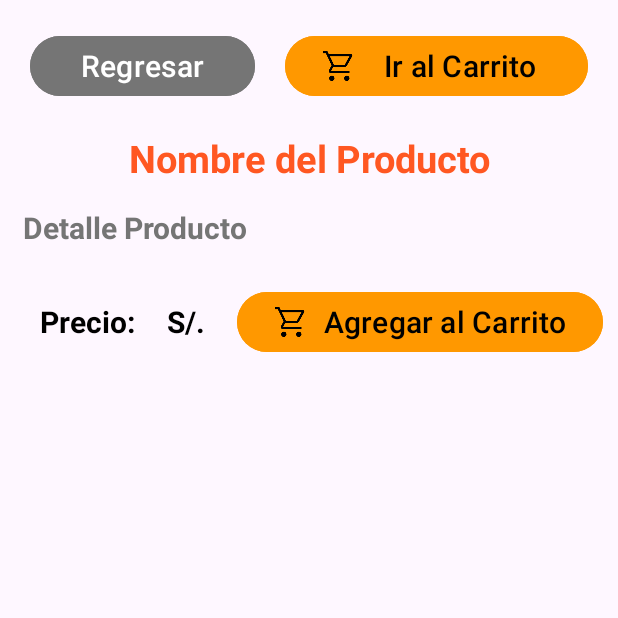
After one commit to iamjamtt/ProyectoGrupo07, an Android app: the DetalleProducto screen opened directly, with no data from a screen before it, on a phone screen of 412 x 824 dp, the top half of it. The commit adds this screen. Run offline under Robolectric (Android 15) with nearby library versions, the phone set to English and light mode, and no system bars.

Commit message:
Vistas de detalle de producto y carrito de compras

```diff
--- a/app/build.gradle
+++ b/app/build.gradle
@@ -33,6 +33,8 @@ dependencies {
     implementation 'androidx.appcompat:appcompat:1.6.1'
     implementation 'com.google.android.material:material:1.5.0'
     implementation 'androidx.constraintlayout:constraintlayout:2.1.4'
+    implementation 'androidx.recyclerview:recyclerview:1.3.0'
+    implementation 'androidx.cardview:cardview:1.0.0'
     testImplementation 'junit:junit:4.13.2'
     androidTestImplementation 'androidx.test.ext:junit:1.1.5'
     androidTestImplementation 'androidx.test.espresso:espresso-core:3.5.1'
--- a/app/src/main/AndroidManifest.xml
+++ b/app/src/main/AndroidManifest.xml
@@ -13,6 +13,12 @@
         android:theme="@style/Theme.ProyectoGrupo07"
         tools:targetApi="31">
         <activity
+            android:name=".CarritoCompra"
+            android:exported="false" />
+        <activity
+            android:name=".DetalleProducto"
+            android:exported="false" />
+        <activity
             android:name=".MainActivity"
             android:exported="true">
             <intent-filter>
--- /dev/null
+++ b/app/src/main/java/com/example/proyectogrupo07/DetalleProducto.java
@@ -0,0 +1,14 @@
+package com.example.proyectogrupo07;
+
+import androidx.appcompat.app.AppCompatActivity;
+
+import android.os.Bundle;
+
+public class DetalleProducto extends AppCompatActivity {
+
+    @Override
+    protected void onCreate(Bundle savedInstanceState) {
+        super.onCreate(savedInstanceState);
+        setContentView(R.layout.activity_detalle_producto);
+    }
+}
--- /dev/null
+++ b/app/src/main/res/drawable/delete.xml
@@ -0,0 +1,4 @@
+<vector android:height="40dp" android:viewportHeight="960"
+    android:viewportWidth="960" android:width="40dp" xmlns:android="http://schemas.android.com/apk/res/android">
+    <path android:fillColor="#EFEFEF" android:pathData="M261,840q-24.75,0 -42.38,-17.63T201,780v-570h-41v-60h188v-30h264v30h188v60h-41v570q0,24 -18,42t-42,18L261,840ZM699,210L261,210v570h438v-570ZM367,694h60v-399h-60v399ZM533,694h60v-399h-60v399ZM261,210v570,-570Z"/>
+</vector>
--- /dev/null
+++ b/app/src/main/res/drawable/icon_carrito.xml
@@ -0,0 +1,9 @@
+<vector xmlns:android="http://schemas.android.com/apk/res/android"
+    android:width="24dp"
+    android:height="24dp"
+    android:viewportWidth="960"
+    android:viewportHeight="960">
+  <path
+      android:fillColor="#FF000000"
+      android:pathData="M286.79,879Q257,879 236,857.79q-21,-21.21 -21,-51Q215,777 236.21,756q21.21,-21 51,-21Q317,735 338,756.21q21,21.21 21,51Q359,837 337.79,858q-21.21,21 -51,21ZM686.79,879Q657,879 636,857.79q-21,-21.21 -21,-51Q615,777 636.21,756q21.21,-21 51,-21Q717,735 738,756.21q21,21.21 21,51Q759,837 737.79,858q-21.21,21 -51,21ZM235,219l110,228h288l125,-228L235,219ZM205,159h589.07q22.96,0 34.94,21Q841,201 829,222L694,465q-11,19 -28.56,30.5Q647.88,507 627,507L324,507l-56,104h491v60L277,671q-42,0 -60.5,-28t0.5,-63l64,-118 -152,-322L51,140v-60h117l37,79ZM345,447h288,-288Z"/>
+</vector>
--- /dev/null
+++ b/app/src/main/res/layout/activity_detalle_producto.xml
@@ -0,0 +1,138 @@
+<?xml version="1.0" encoding="utf-8"?>
+<androidx.constraintlayout.widget.ConstraintLayout xmlns:android="http://schemas.android.com/apk/res/android"
+    xmlns:app="http://schemas.android.com/apk/res-auto"
+    xmlns:tools="http://schemas.android.com/tools"
+    android:layout_width="match_parent"
+    android:layout_height="match_parent"
+    android:backgroundTint="@color/colorTextSecondary"
+    tools:context=".DetalleProducto">
+
+    <LinearLayout
+        android:id="@+id/linearLayout"
+        android:layout_width="match_parent"
+        android:layout_height="wrap_content"
+        android:orientation="horizontal"
+        app:layout_constraintTop_toTopOf="parent"
+        tools:layout_editor_absoluteX="1dp"
+        android:layout_marginTop="20dp">
+
+        <Button
+            android:id="@+id/btnRegresar"
+            android:layout_width="wrap_content"
+            android:layout_height="wrap_content"
+            android:layout_marginLeft="20dp"
+            android:layout_marginRight="10dp"
+            android:layout_weight="1"
+            android:backgroundTint="@color/colorTextSecondary"
+            android:text="@string/btnRegresar"
+            android:textSize="20sp" />
+
+        <Button
+            android:id="@+id/btnCarrito"
+            android:layout_width="wrap_content"
+            android:layout_height="wrap_content"
+            android:layout_marginRight="20dp"
+            android:layout_marginLeft="10dp"
+            android:layout_weight="1"
+            android:backgroundTint="@color/colorTitle"
+            android:drawableLeft="@drawable/icon_carrito"
+            android:text="@string/btnCarrito"
+            android:textColor="@color/colorText"
+            android:textSize="20sp" />
+    </LinearLayout>
+
+    <LinearLayout
+        android:id="@+id/linearLayout2"
+        android:layout_width="match_parent"
+        android:layout_height="wrap_content"
+        android:orientation="vertical"
+        app:layout_constraintTop_toBottomOf="@+id/linearLayout"
+        tools:layout_editor_absoluteX="1dp">
+
+        <TextView
+            android:id="@+id/txt_nombre_producto"
+            android:layout_width="match_parent"
+            android:layout_height="wrap_content"
+            android:layout_marginTop="20dp"
+            android:text="@string/txt_nombre_producto"
+            android:textAlignment="center"
+            android:textColor="@color/colorButton"
+            android:textSize="25sp"
+            android:textStyle="bold" />
+
+        <TextView
+            android:id="@+id/txt_detalle_producto"
+            android:layout_width="match_parent"
+            android:layout_height="wrap_content"
+            android:layout_margin="15dp"
+            android:layout_marginBottom="15dp"
+            android:text="@string/txt_detalle_producto"
+            android:textStyle="bold"
+            android:textColor="@color/colorTextSecondary"
+            android:textSize="20sp" />
+
+    </LinearLayout>
+
+    <LinearLayout
+        android:id="@+id/linearLayout3"
+        android:layout_width="match_parent"
+        android:layout_height="wrap_content"
+        android:gravity="center_vertical"
+        android:orientation="horizontal"
+        app:layout_constraintTop_toBottomOf="@+id/linearLayout2"
+        tools:layout_editor_absoluteX="1dp">
+
+
+        <TextView
+            android:id="@+id/txt_precio_producto"
+            android:layout_width="wrap_content"
+            android:layout_height="wrap_content"
+            android:layout_weight="10"
+            android:gravity="center"
+            android:textStyle="bold"
+            android:text="@string/txt_precio_producto"
+            android:textColor="@color/colorText"
+            android:layout_marginLeft="15dp"
+            android:textSize="20sp" />
+
+        <TextView
+            android:id="@+id/textView6"
+            android:layout_width="wrap_content"
+            android:layout_height="wrap_content"
+            android:layout_weight="10"
+            android:gravity="center"
+            android:textStyle="bold"
+            android:text="@string/txt_precio"
+            android:textColor="@color/colorText"
+            android:textSize="20sp" />
+
+        <Button
+            android:id="@+id/btnAgregar"
+            android:layout_width="wrap_content"
+            android:layout_height="wrap_content"
+            android:layout_margin="10dp"
+            android:layout_weight="1"
+            android:backgroundTint="@color/colorTitle"
+            android:text="@string/btnAgregar"
+            android:drawableLeft="@drawable/icon_carrito"
+            android:textColor="@color/colorText"
+            android:textSize="20sp" />
+    </LinearLayout>
+
+    <LinearLayout
+        android:layout_width="match_parent"
+        android:layout_height="wrap_content"
+        android:orientation="vertical"
+        app:layout_constraintTop_toBottomOf="@+id/linearLayout3"
+        tools:layout_editor_absoluteX="1dp">
+
+        <ImageView
+            android:id="@+id/imageProducto"
+            android:layout_width="match_parent"
+            android:layout_height="400dp"
+            android:layout_weight="1"
+            android:scaleType="centerInside"
+            android:layout_margin="5dp"
+            tools:srcCompat="@tools:sample/avatars" />
+    </LinearLayout>
+</androidx.constraintlayout.widget.ConstraintLayout>
--- a/app/src/main/res/values/colors.xml
+++ b/app/src/main/res/values/colors.xml
@@ -2,4 +2,14 @@
 <resources>
     <color name="black">#FF000000</color>
     <color name="white">#FFFFFFFF</color>
+    <color name="colorTitle">#FF9800</color>
+    <color name="colorPrimary">#6200EE</color>
+    <color name="colorPrimaryDark">#3700B3</color>
+    <color name="colorAccent">#03DAC5</color>
+    <color name="colorBackground">#FFFFFF</color>
+    <color name="colorText">#000000</color>
+    <color name="colorTextSecondary">#757575</color>
+    <color name="colorDivider">#BDBDBD</color>
+    <color name="colorButton">#FF5722</color>
+    <color name="colorButtonSecondary">#FFFFFF</color>
 </resources>
--- a/app/src/main/res/values/strings.xml
+++ b/app/src/main/res/values/strings.xml
@@ -1,3 +1,14 @@
 <resources>
+    //Aqui se agregan los strings que se van a utilizar en la vista de detalle de producto
     <string name="app_name">ProyectoGrupo07</string>
+    <string name="btnCarrito">Ir al Carrito</string>
+    <string name="btnRegresar">Regresar</string>
+    <string name="txt_nombre_producto">Nombre del Producto</string>
+    <string name="txt_detalle_producto">Detalle Producto</string>
+    <string name="txt_precio_producto">Precio: </string>
+    <string name="btnAgregar">Agregar al Carrito</string>
+    <string name="txt_precio">S/. </string>
+
+    //Aqui se agregan los strings que se van a utilizar en la vista de carrito de compra
+    <string name="txt_casi_terminas">¡Ya casi terminas!</string>
 </resources>
```
Also changed, not shown: app/src/main/java/com/example/proyectogrupo07/CarritoCompra.java (added, +14 -0 lines), app/src/main/res/layout/activity_carrito_compra.xml (added, +143 -0 lines).
